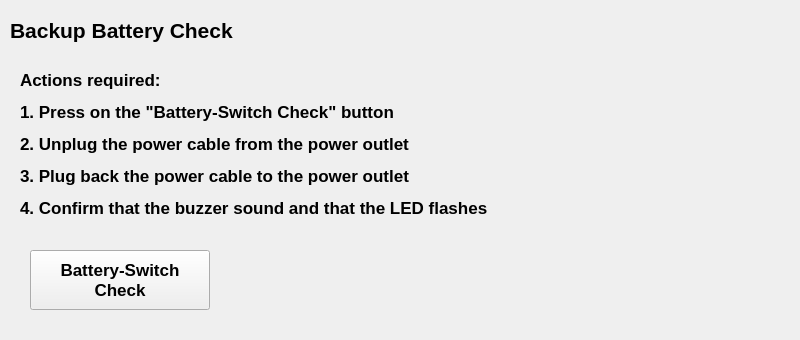
Old version of the form gui/selftest/selftest.ui in the repository fmselab/mvm-gui.
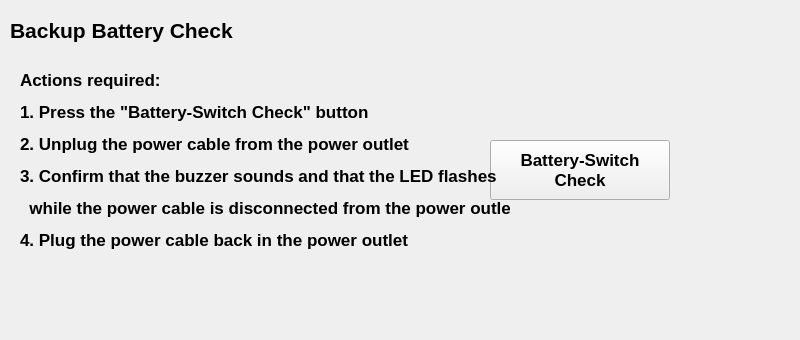
New version of the form. The open tabs and pages were chosen to show the change.

Commit message: revision of text from Cristiano

```diff
--- a/gui/selftest/selftest.ui
+++ b/gui/selftest/selftest.ui
@@ -285,8 +285,8 @@
     <widget class="QPushButton" name="btn_run_backup_battery">
      <property name="geometry">
       <rect>
-       <x>30</x>
-       <y>250</y>
+       <x>490</x>
+       <y>140</y>
        <width>180</width>
        <height>60</height>
       </rect>
@@ -310,7 +310,7 @@
        <x>20</x>
        <y>70</y>
        <width>490</width>
-       <height>160</height>
+       <height>230</height>
       </rect>
      </property>
      <property name="font">
@@ -322,7 +322,16 @@
       </font>
      </property>
      <property name="text">
-      <string>&lt;html&gt;&lt;head/&gt;&lt;body&gt;&lt;p&gt;Actions required:&lt;/p&gt;&lt;p&gt;1. Press on the &amp;quot;Battery-Switch Check&amp;quot; button&lt;/p&gt;&lt;p&gt;2. Unplug the power cable from the power outlet&lt;/p&gt;&lt;p&gt;3. Plug back the power cable to the power outlet&lt;/p&gt;&lt;p&gt;4. Confirm that the buzzer sound and that the LED flashes&lt;/p&gt;&lt;/body&gt;&lt;/html&gt;</string>
+      <string>&lt;!DOCTYPE HTML PUBLIC &quot;-//W3C//DTD HTML 4.0//EN&quot; &quot;http://www.w3.org/TR/REC-html40/strict.dtd&quot;&gt;
+&lt;html&gt;&lt;head&gt;&lt;meta name=&quot;qrichtext&quot; content=&quot;1&quot; /&gt;&lt;style type=&quot;text/css&quot;&gt;
+p, li { white-space: pre-wrap; }
+&lt;/style&gt;&lt;/head&gt;&lt;body style=&quot; font-family:'Cantarell'; font-size:13pt; font-weight:600; font-style:normal;&quot;&gt;
+&lt;p style=&quot; margin-top:12px; margin-bottom:12px; margin-left:0px; margin-right:0px; -qt-block-indent:0; text-indent:0px;&quot;&gt;Actions required:&lt;/p&gt;
+&lt;p style=&quot; margin-top:12px; margin-bottom:12px; margin-left:0px; margin-right:0px; -qt-block-indent:0; text-indent:0px;&quot;&gt;1. Press the &amp;quot;Battery-Switch Check&amp;quot; button&lt;/p&gt;
+&lt;p style=&quot; margin-top:12px; margin-bottom:12px; margin-left:0px; margin-right:0px; -qt-block-indent:0; text-indent:0px;&quot;&gt;2. Unplug the power cable from the power outlet&lt;/p&gt;
+&lt;p style=&quot; margin-top:12px; margin-bottom:12px; margin-left:0px; margin-right:0px; -qt-block-indent:0; text-indent:0px;&quot;&gt;3. Confirm that the buzzer sounds and that the LED flashes&lt;/p&gt;
+&lt;p style=&quot; margin-top:12px; margin-bottom:12px; margin-left:0px; margin-right:0px; -qt-block-indent:0; text-indent:0px;&quot;&gt;  while the power cable is disconnected from the power outlet&lt;/p&gt;
+&lt;p style=&quot; margin-top:12px; margin-bottom:12px; margin-left:0px; margin-right:0px; -qt-block-indent:0; text-indent:0px;&quot;&gt;4. Plug the power cable back in the power outlet&lt;/p&gt;&lt;/body&gt;&lt;/html&gt;</string>
      </property>
      <property name="alignment">
       <set>Qt::AlignLeading|Qt::AlignLeft|Qt::AlignTop</set>
```
Left out of the diff: 18 changed lines with no effect on the pictures.
